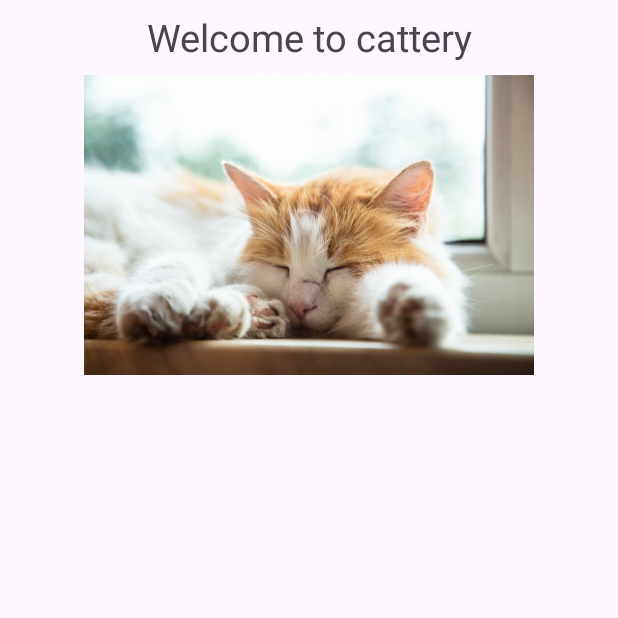
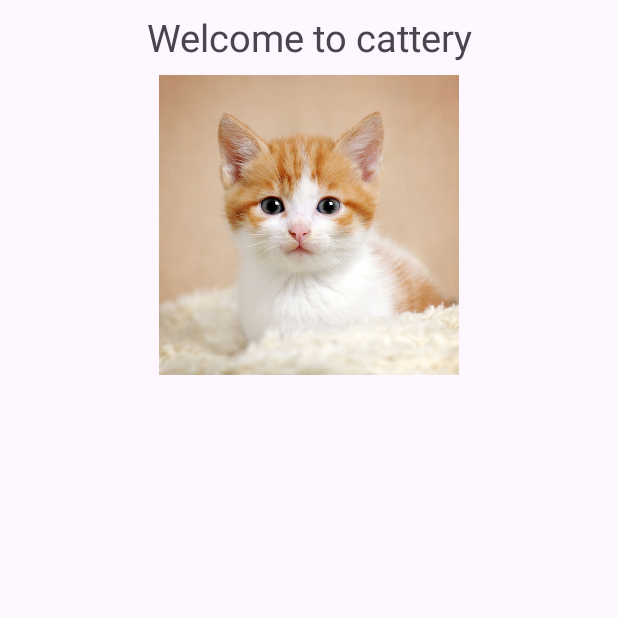
Before and after one commit to sanhuzhen/cat_cqupt, an Android app: the screen it shows after launch (MainActivity), on a phone screen of 412 x 824 dp, the top half of it. Run offline under Robolectric (Android 15) with nearby library versions, the light colour scheme and no system bars.

Commit message:
新增了图片滑动效果

```diff
--- a/app/src/main/java/com/example/cat_cqupt/MainActivity.kt
+++ b/app/src/main/java/com/example/cat_cqupt/MainActivity.kt
@@ -6,7 +6,7 @@ import androidx.viewpager.widget.ViewPager
 import com.example.cat_cqupt.PageTransformor.ImagePaperAdapter
 
 class MainActivity : AppCompatActivity() {
-    private val imageList = listOf<Int>(R.drawable.img_2,R.drawable.img_1)
+    private val imageList = listOf<Int>(R.drawable.img_3,R.drawable.img_2,R.drawable.img_1)
     override fun onCreate(savedInstanceState: Bundle?) {
         super.onCreate(savedInstanceState)
         setContentView(R.layout.activity_main)
```
Also changed, not shown: app/src/main/res/drawable/img_3.png (added).
